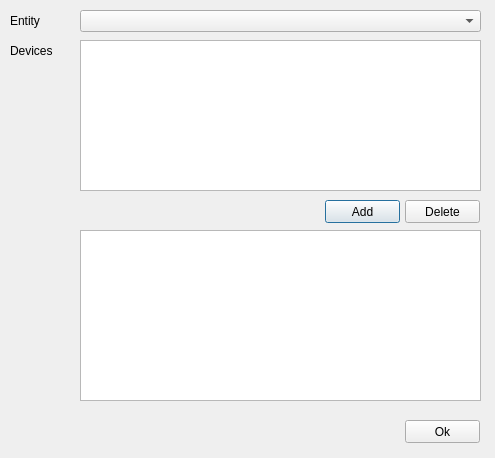
Qt form src/gui/show_devices_dialog_ui.ui (ErnestoVivas/FiBEM) before a commit.
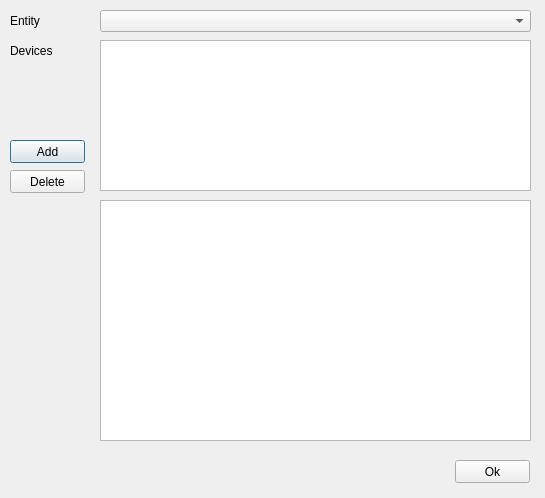
The same form after that commit.

Diff of the .ui file:
```diff
--- a/src/gui/show_devices_dialog_ui.ui
+++ b/src/gui/show_devices_dialog_ui.ui
@@ -6,20 +6,20 @@
    <rect>
     <x>0</x>
     <y>0</y>
-    <width>495</width>
-    <height>458</height>
+    <width>545</width>
+    <height>498</height>
    </rect>
   </property>
   <property name="minimumSize">
    <size>
-    <width>495</width>
-    <height>458</height>
+    <width>545</width>
+    <height>498</height>
    </size>
   </property>
   <property name="maximumSize">
    <size>
-    <width>495</width>
-    <height>458</height>
+    <width>545</width>
+    <height>498</height>
    </size>
   </property>
   <property name="windowTitle">
@@ -30,7 +30,7 @@
     <rect>
      <x>10</x>
      <y>10</y>
-     <width>71</width>
+     <width>81</width>
      <height>21</height>
     </rect>
    </property>
@@ -41,9 +41,9 @@
   <widget class="QComboBox" name="combo_box_entities">
    <property name="geometry">
     <rect>
-     <x>80</x>
+     <x>100</x>
      <y>10</y>
-     <width>401</width>
+     <width>431</width>
      <height>22</height>
     </rect>
    </property>
@@ -53,7 +53,7 @@
     <rect>
      <x>10</x>
      <y>40</y>
-     <width>71</width>
+     <width>81</width>
      <height>21</height>
     </rect>
    </property>
@@ -64,9 +64,9 @@
   <widget class="QListWidget" name="list_widget_devices">
    <property name="geometry">
     <rect>
-     <x>80</x>
+     <x>100</x>
      <y>40</y>
-     <width>401</width>
+     <width>431</width>
      <height>151</height>
     </rect>
    </property>
@@ -74,12 +74,20 @@
   <widget class="QTextEdit" name="text_edit_device_properties">
    <property name="geometry">
     <rect>
-     <x>80</x>
-     <y>230</y>
-     <width>401</width>
-     <height>171</height>
+     <x>100</x>
+     <y>200</y>
+     <width>431</width>
+     <height>241</height>
     </rect>
    </property>
+   <property name="font">
+    <font>
+     <family>Cascadia Mono</family>
+    </font>
+   </property>
+   <property name="lineWrapMode">
+    <enum>QTextEdit::NoWrap</enum>
+   </property>
    <property name="readOnly">
     <bool>true</bool>
    </property>
@@ -87,8 +95,8 @@
   <widget class="QPushButton" name="button_add_device">
    <property name="geometry">
     <rect>
-     <x>325</x>
-     <y>200</y>
+     <x>10</x>
+     <y>140</y>
      <width>75</width>
      <height>23</height>
     </rect>
@@ -100,8 +108,8 @@
   <widget class="QPushButton" name="button_ok">
    <property name="geometry">
     <rect>
-     <x>405</x>
-     <y>420</y>
+     <x>455</x>
+     <y>460</y>
      <width>75</width>
      <height>23</height>
     </rect>
@@ -113,8 +121,8 @@
   <widget class="QPushButton" name="button_delete_device">
    <property name="geometry">
     <rect>
-     <x>405</x>
-     <y>200</y>
+     <x>10</x>
+     <y>170</y>
      <width>75</width>
      <height>23</height>
     </rect>
```
